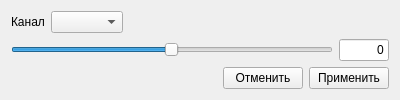
Qt form brightnesswindow.ui (meikuam/img_proc) before a commit.
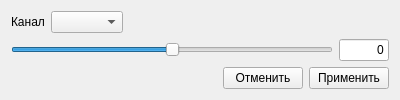
The same form after that commit.

What changed in the file:
```diff
--- a/brightnesswindow.ui
+++ b/brightnesswindow.ui
@@ -85,11 +85,17 @@
           <verstretch>0</verstretch>
          </sizepolicy>
         </property>
+        <property name="minimum">
+         <number>-255</number>
+        </property>
         <property name="maximum">
          <number>255</number>
         </property>
+        <property name="value">
+         <number>0</number>
+        </property>
         <property name="sliderPosition">
-         <number>127</number>
+         <number>0</number>
         </property>
         <property name="orientation">
          <enum>Qt::Horizontal</enum>
```
